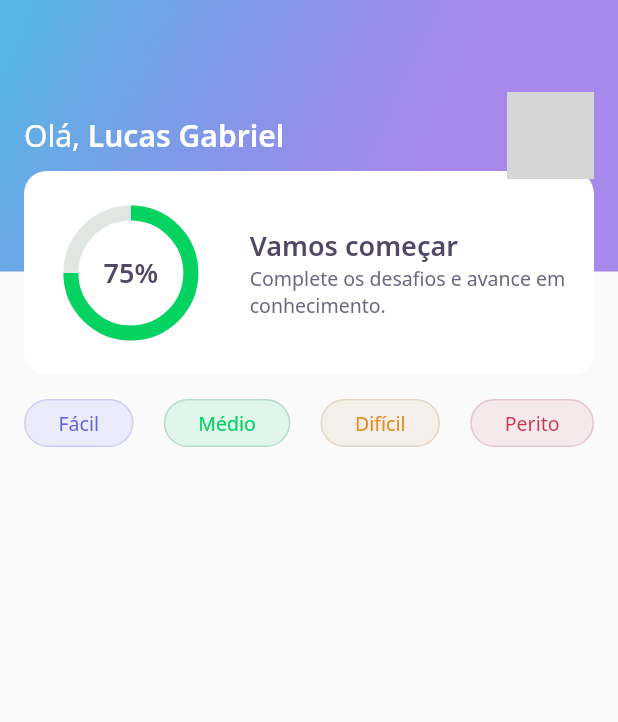
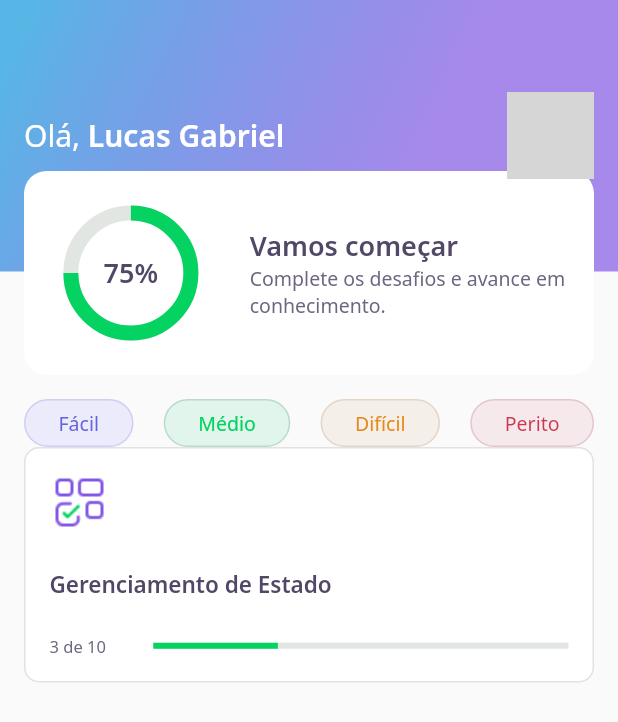
Before and after one commit to 90lucasgabriel/quiz-nlw5, a Flutter app: the screen it shows after launch, on a phone screen of 412 x 824 dp. Shown: the top 722 px of the screen. Run offline on Flutter 3.47's test engine with Material 2 defaults, Android fonts, the phone set to English and light mode, and no system bars; our stand-ins replace google_fonts; network calls fail; grey boxes are pictures that could not be loaded.

Commit message:
05 - New: QuizCard widget;

```diff
--- a/lib/home/home_page.dart
+++ b/lib/home/home_page.dart
@@ -2,6 +2,7 @@
 
 import 'package:quiz/home/widgets/appbar/appbar_widget.dart';
 import 'package:quiz/home/widgets/level_button/level_button_widget.dart';
+import 'package:quiz/home/widgets/quiz_card/quiz_card_widget.dart';
 
 class HomePage extends StatefulWidget {
   HomePage({Key? key}) : super(key: key);
@@ -20,13 +21,18 @@
           horizontal: 16,
           vertical: 16,
         ),
-        child: Row(
-          mainAxisAlignment: MainAxisAlignment.spaceBetween,
+        child: Column(
           children: [
-            LevelButtonWidget(label: 'Fácil'),
-            LevelButtonWidget(label: 'Médio'),
-            LevelButtonWidget(label: 'Difícil'),
-            LevelButtonWidget(label: 'Perito'),
+            Row(
+              mainAxisAlignment: MainAxisAlignment.spaceBetween,
+              children: [
+                LevelButtonWidget(label: 'Fácil'),
+                LevelButtonWidget(label: 'Médio'),
+                LevelButtonWidget(label: 'Difícil'),
+                LevelButtonWidget(label: 'Perito'),
+              ],
+            ),
+            QuizCardWidget(),
           ],
         ),
       ),
--- /dev/null
+++ b/lib/home/widgets/quiz_card/quiz_card_widget.dart
@@ -0,0 +1,59 @@
+import 'package:flutter/material.dart';
+import 'package:quiz/core/core.dart';
+
+class QuizCardWidget extends StatelessWidget {
+  @override
+  Widget build(BuildContext context) {
+    return Container(
+      padding: EdgeInsets.all(16),
+      decoration: BoxDecoration(
+        color: AppColors.white,
+        borderRadius: BorderRadius.circular(10),
+        border: Border.fromBorderSide(
+          BorderSide(
+            color: AppColors.border,
+          ),
+        ),
+      ),
+      child: Column(
+        crossAxisAlignment: CrossAxisAlignment.start,
+        children: [
+          Container(
+            margin: EdgeInsets.only(bottom: 24),
+            height: 40,
+            width: 40,
+            child: Image.asset(AppImages.blocks),
+          ),
+          Container(
+            margin: EdgeInsets.only(bottom: 24),
+            child: Text(
+              'Gerenciamento de Estado',
+              style: AppTextStyles.heading15,
+            ),
+          ),
+          Row(
+            children: [
+              Expanded(
+                flex: 1,
+                child: Text(
+                  '3 de 10',
+                  style: AppTextStyles.body11,
+                ),
+              ),
+              Expanded(
+                flex: 4,
+                child: LinearProgressIndicator(
+                  value: 0.3,
+                  backgroundColor: AppColors.chartSecondary,
+                  valueColor: AlwaysStoppedAnimation<Color>(
+                    AppColors.chartPrimary,
+                  ),
+                ),
+              ),
+            ],
+          )
+        ],
+      ),
+    );
+  }
+}
```
